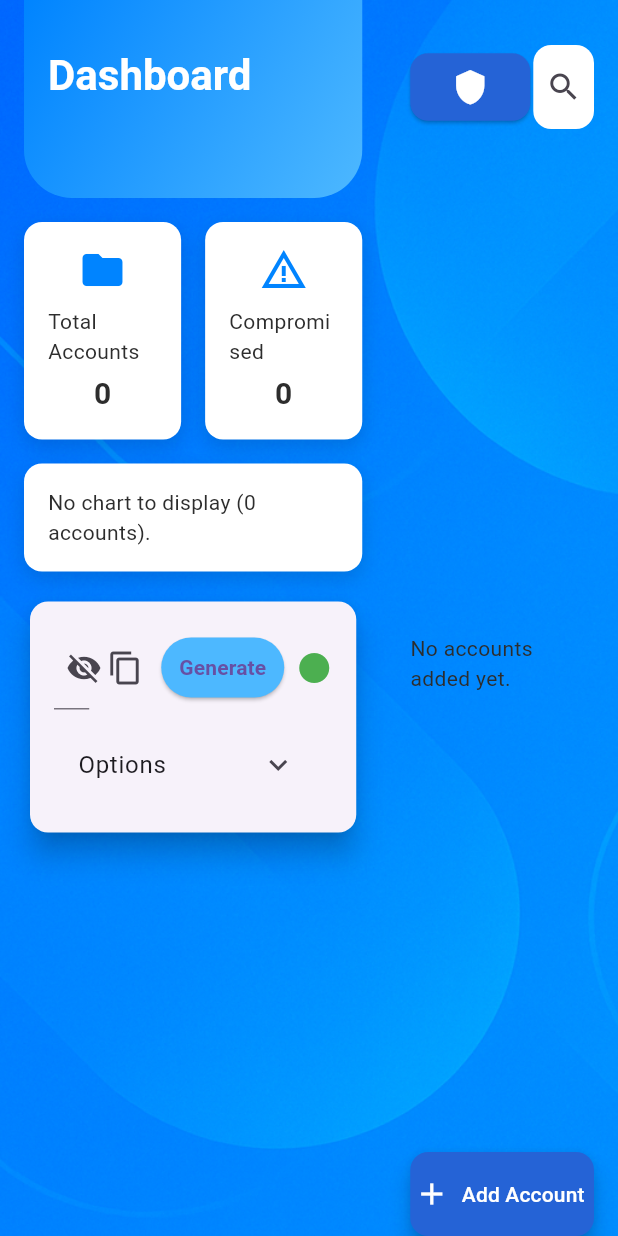
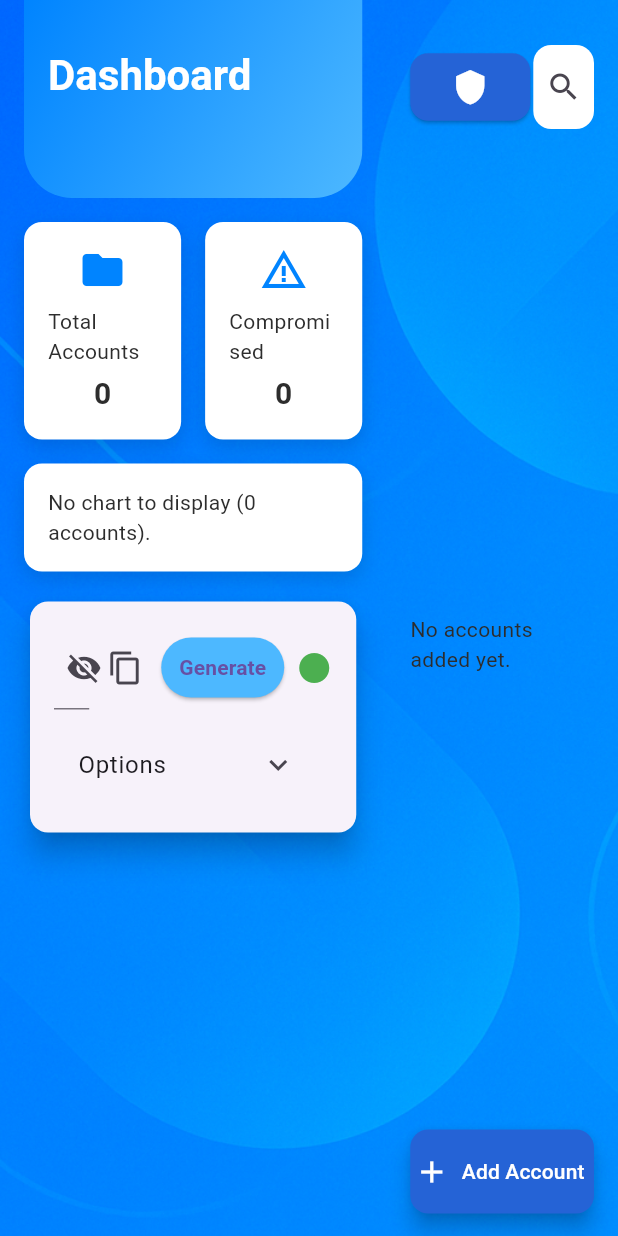
Before and after one commit to ChicoState/passguard, a Flutter app: the HomeScreen screen opened directly with empty values, on a phone screen of 412 x 824 dp. Run offline on Flutter 3.47's test engine with Material 3 defaults, Android fonts, the phone set to English and light mode, and no system bars; our stand-ins replace cloud_firestore, firebase_auth, firebase_core, fl_chart; missing offline and left inert: word_generator; accounts and stored records are empty; generated files the repository leaves out were written again.

Commit message:
fixed the format of the add button

```diff
--- a/passguard_app/lib/screens/home/home_screen.dart
+++ b/passguard_app/lib/screens/home/home_screen.dart
@@ -73,11 +73,11 @@ class _HomeScreenState extends State<HomeScreen> {
                         padding: const EdgeInsets.only(top: 30.0, bottom: 30.0),
                         child: Row(
                         children: [
+                          //the _checkAll button
                           SizedBox(
                             height: 45,
                             width: 80,
-                          child:
-                          ElevatedButton(
+                            child: ElevatedButton(
                               onPressed: _checkAll,
                               style: ElevatedButton.styleFrom(
                                 backgroundColor:const Color.fromARGB(255, 37, 99, 214),
@@ -85,9 +85,11 @@ class _HomeScreenState extends State<HomeScreen> {
                                   borderRadius: BorderRadius.circular(12),
                                 ),
                               ),
-                            child: const Icon(Icons.shield, color:Colors.white, size: 25,), // You can change this to any icon or text
+                              child: const Icon(Icons.shield, color:Colors.white, size: 25,),
                             ),
+
                           ),
+
                           //Search Filtering:
                           Expanded(flex: 1, child: const SizedBox(width:0)), //space between the searchbar and button
                             Expanded(
@@ -113,6 +115,7 @@ class _HomeScreenState extends State<HomeScreen> {
                           ],
                         ),
                       ),
+
                       //List of Accounts:
                       Expanded(
                         child: AccountsList(
@@ -125,9 +128,10 @@ class _HomeScreenState extends State<HomeScreen> {
                           searchQuery: _searchQuery,
                         ),
                       ),
-                      Align(
-                        alignment: Alignment.topCenter,
-                        child: FloatingActionButton.extended(
+                      //space between add and list
+                      SizedBox(height: 10),
+                      //Add button
+                      FloatingActionButton.extended(
                         backgroundColor: const Color.fromARGB(255, 37, 99, 214),
                         icon: const Icon(Icons.add, color: Colors.white),
                         label: const Text(
@@ -139,11 +143,12 @@ class _HomeScreenState extends State<HomeScreen> {
                         shape: RoundedRectangleBorder(
                           borderRadius: BorderRadius.circular(12),
                         ),
-
                         heroTag: 'addAccountButton',
                         onPressed: _showAddAccountDialog,
                       ),
-                      ),
+
+                      //spacer from bottom of box
+                      SizedBox(height: 15), //size 30 to match top of page
                     ],
                   ),
                 ),
```
Lines whose indentation alone changed are shown as unchanged.
